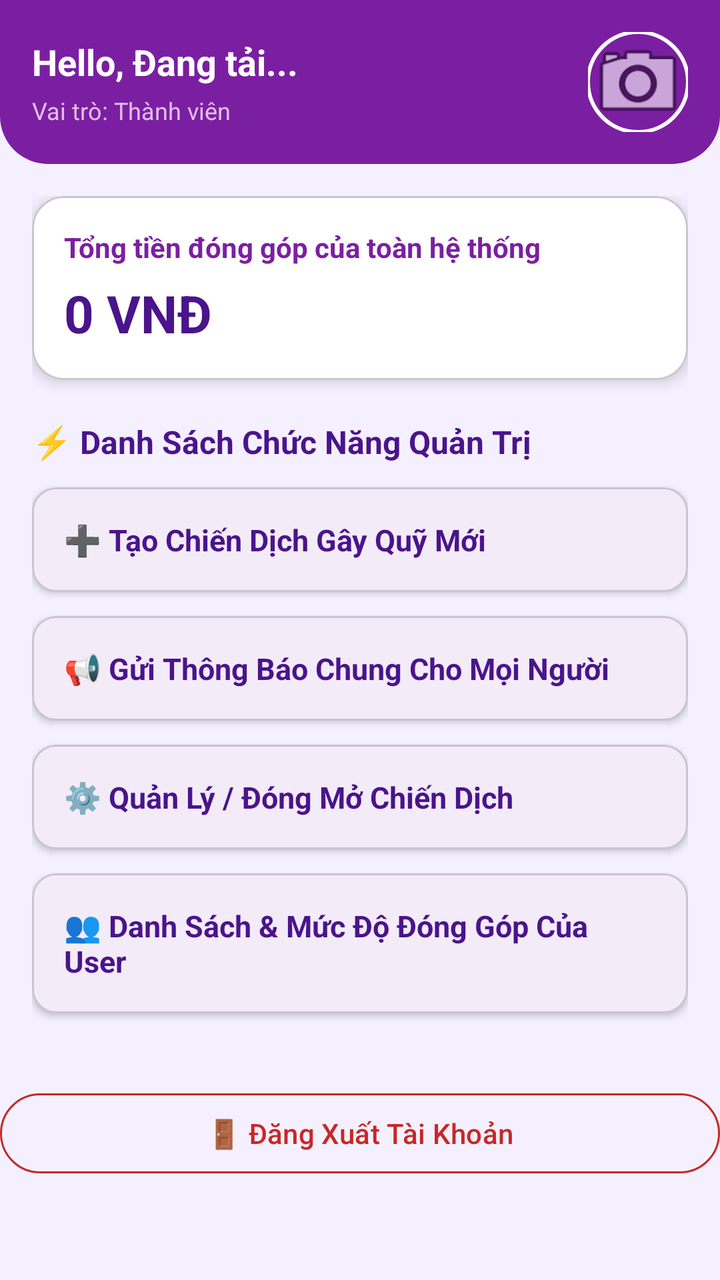
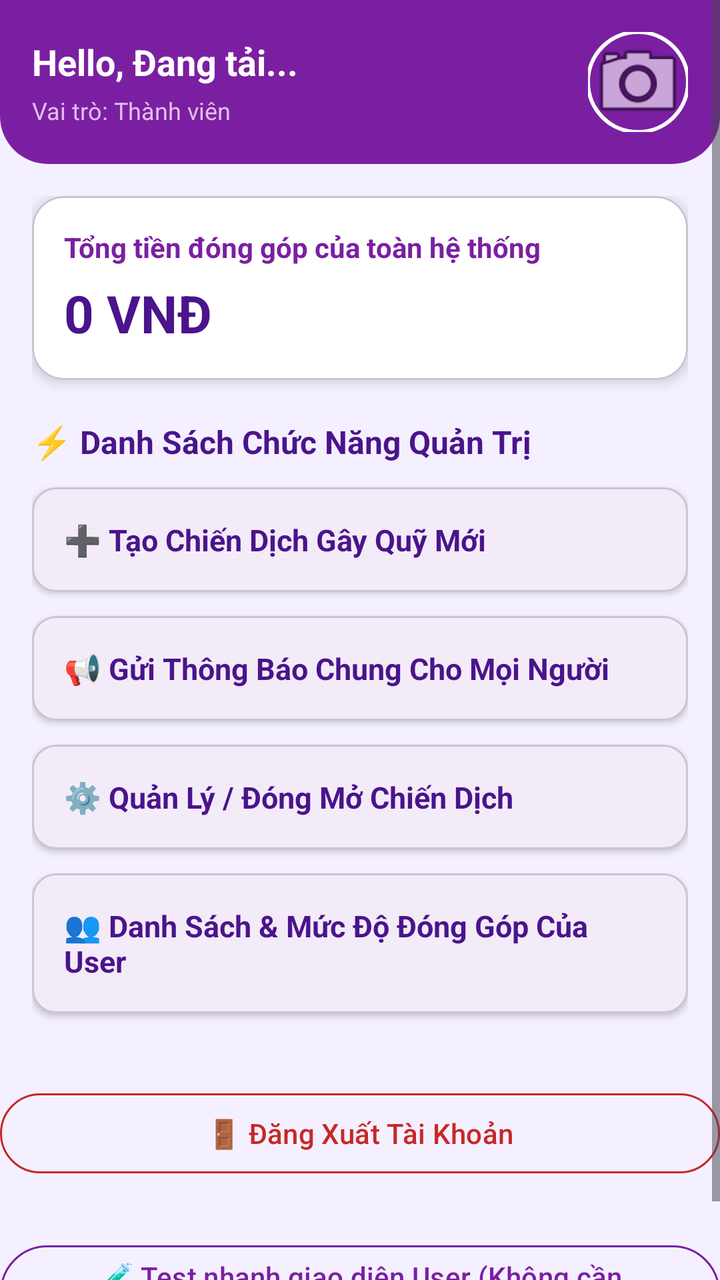

Two renders of the same Android screen: before a commit and after it. Below are the layout's source before the change and the commit's diff.
<!-- AndroidManifest.xml: application theme Theme.Crowdfunding -->
<!-- res/layout/activity_admin.xml -->
<?xml version="1.0" encoding="utf-8"?>
<ScrollView xmlns:android="http://schemas.android.com/apk/res/android"
    xmlns:app="http://schemas.android.com/apk/res-auto"
    android:layout_width="match_parent"
    android:layout_height="match_parent"
    android:background="#F5F0FF">

    <LinearLayout
        android:layout_width="match_parent"
        android:layout_height="wrap_content"
        android:orientation="vertical">

        
        <include
            android:id="@+id/adminHeader"
            layout="@layout/layout_user_header" />

        <LinearLayout
            android:layout_width="match_parent"
            android:layout_height="wrap_content"
            android:orientation="vertical"
            android:padding="16dp">

            
            <com.google.android.material.card.MaterialCardView
                android:layout_width="match_parent"
                android:layout_height="wrap_content"
                android:layout_marginBottom="20dp"
                app:cardBackgroundColor="#FFFFFF"
                app:cardCornerRadius="16dp"
                app:cardElevation="4dp">

                <LinearLayout
                    android:layout_width="match_parent"
                    android:layout_height="wrap_content"
                    android:orientation="vertical"
                    android:padding="16dp">

                    <TextView
                        android:layout_width="wrap_content"
                        android:layout_height="wrap_content"
                        android:text="Tổng tiền đóng góp của toàn hệ thống"
                        android:textColor="#7B1FA2"
                        android:textSize="14sp"
                        android:textStyle="bold" />

                    <TextView
                        android:id="@+id/tvTotalDonations"
                        android:layout_width="wrap_content"
                        android:layout_height="wrap_content"
                        android:layout_marginTop="6dp"
                        android:text="0 VNĐ"
                        android:textColor="#4A148C"
                        android:textSize="26sp"
                        android:textStyle="bold" />
                </LinearLayout>
            </com.google.android.material.card.MaterialCardView>

            <TextView
                android:layout_width="wrap_content"
                android:layout_height="wrap_content"
                android:layout_marginBottom="12dp"
                android:text="⚡ Danh Sách Chức Năng Quản Trị"
                android:textColor="#4A148C"
                android:textSize="16sp"
                android:textStyle="bold" />

            
            <com.google.android.material.card.MaterialCardView
                android:id="@+id/cardCreateCampaignMenu"
                android:layout_width="match_parent"
                android:layout_height="wrap_content"
                android:layout_marginBottom="12dp"
                app:cardCornerRadius="12dp"
                app:cardElevation="2dp">

                <LinearLayout
                    android:layout_width="match_parent"
                    android:layout_height="wrap_content"
                    android:orientation="vertical"
                    android:padding="16dp">

                    <TextView
                        android:layout_width="match_parent"
                        android:layout_height="wrap_content"
                        android:text="➕ Tạo Chiến Dịch Gây Quỹ Mới"
                        android:textColor="#4A148C"
                        android:textSize="15sp"
                        android:textStyle="bold" />

                    
                    <LinearLayout
                        android:id="@+id/layoutCreateCampaignDetail"
                        android:layout_width="match_parent"
                        android:layout_height="wrap_content"
                        android:layout_marginTop="12dp"
                        android:orientation="vertical"
                        android:visibility="gone">

                        <EditText
                            android:id="@+id/etCampaignTitle"
                            android:layout_width="match_parent"
                            android:layout_height="wrap_content"
                            android:layout_marginBottom="8dp"
                            android:hint="Tên chiến dịch"
                            android:textSize="14sp" />

                        <ImageView
                            android:id="@+id/ivCampaignImagePreview"
                            android:layout_width="match_parent"
                            android:layout_height="180dp"
                            android:layout_marginBottom="8dp"
                            android:scaleType="centerCrop"
                            android:background="#E1BEE7"
                            android:src="@android:drawable/ic_menu_gallery"
                            android:contentDescription="Ảnh chiến dịch" />

                        <Button
                            android:id="@+id/btnSelectCampaignImage"
                            style="@style/Widget.Material3.Button.OutlinedButton"
                            android:layout_width="match_parent"
                            android:layout_height="wrap_content"
                            android:layout_marginBottom="12dp"
                            android:text="📷 Chọn ảnh chiến dịch"
                            android:textColor="#7B1FA2" />

                        <EditText
                            android:id="@+id/etTargetAmount"
                            android:layout_width="match_parent"
                            android:layout_height="wrap_content"
                            android:layout_marginBottom="8dp"
                            android:hint="Số tiền mục tiêu (VNĐ)"
                            android:inputType="numberDecimal"
                            android:textSize="14sp" />

                        <EditText
                            android:id="@+id/etDescription"
                            android:layout_width="match_parent"
                            android:layout_height="wrap_content"
                            android:layout_marginBottom="12dp"
                            android:hint="Mô tả chiến dịch"
                            android:textSize="14sp" />

                        <Button
                            android:id="@+id/btnSubmitCreateCampaign"
                            android:layout_width="match_parent"
                            android:layout_height="wrap_content"
                            android:backgroundTint="#7B1FA2"
                            android:text="Phát Hành Chiến Dịch"
                            android:textColor="#FFFFFF" />
                    </LinearLayout>
                </LinearLayout>
            </com.google.android.material.card.MaterialCardView>

            
            <com.google.android.material.card.MaterialCardView
                android:id="@+id/cardBroadcastMenu"
                android:layout_width="match_parent"
                android:layout_height="wrap_content"
                android:layout_marginBottom="12dp"
                app:cardCornerRadius="12dp"
                app:cardElevation="2dp">

                <LinearLayout
                    android:layout_width="match_parent"
                    android:layout_height="wrap_content"
                    android:orientation="vertical"
                    android:padding="16dp">

                    <TextView
                        android:layout_width="match_parent"
                        android:layout_height="wrap_content"
                        android:text="📢 Gửi Thông Báo Chung Cho Mọi Người"
                        android:textColor="#4A148C"
                        android:textSize="15sp"
                        android:textStyle="bold" />

                    
                    <LinearLayout
                        android:id="@+id/layoutBroadcastDetail"
                        android:layout_width="match_parent"
                        android:layout_height="wrap_content"
                        android:layout_marginTop="12dp"
                        android:orientation="vertical"
                        android:visibility="gone">

                        <EditText
                            android:id="@+id/etBroadcastTitle"
                            android:layout_width="match_parent"
                            android:layout_height="wrap_content"
                            android:layout_marginBottom="8dp"
                            android:hint="Tiêu đề thông báo"
                            android:textSize="14sp" />

                        <EditText
                            android:id="@+id/etBroadcastMessage"
                            android:layout_width="match_parent"
                            android:layout_height="wrap_content"
                            android:layout_marginBottom="12dp"
                            android:hint="Nội dung thông báo phát ra toàn hệ thống..."
                            android:textSize="14sp" />

                        <Button
                            android:id="@+id/btnSubmitBroadcast"
                            android:layout_width="match_parent"
                            android:layout_height="wrap_content"
                            android:backgroundTint="#8E24AA"
                            android:text="Phát Thông Báo"
                            android:textColor="#FFFFFF" />
                    </LinearLayout>
                </LinearLayout>
            </com.google.android.material.card.MaterialCardView>

            
            <com.google.android.material.card.MaterialCardView
                android:id="@+id/cardManageCampaignsMenu"
                android:layout_width="match_parent"
                android:layout_height="wrap_content"
                android:layout_marginBottom="12dp"
                app:cardCornerRadius="12dp"
                app:cardElevation="2dp">

                <LinearLayout
                    android:layout_width="match_parent"
                    android:layout_height="wrap_content"
                    android:orientation="vertical"
                    android:padding="16dp">

                    <TextView
                        android:layout_width="match_parent"
                        android:layout_height="wrap_content"
                        android:text="⚙️ Quản Lý / Đóng Mở Chiến Dịch"
                        android:textColor="#4A148C"
                        android:textSize="15sp"
                        android:textStyle="bold" />

                    
                    <LinearLayout
                        android:id="@+id/layoutManageCampaignsDetail"
                        android:layout_width="match_parent"
                        android:layout_height="wrap_content"
                        android:layout_marginTop="12dp"
                        android:orientation="vertical"
                        android:visibility="gone">

                        <TextView
                            android:layout_width="match_parent"
                            android:layout_height="wrap_content"
                            android:layout_marginBottom="8dp"
                            android:text="Chạm vào chiến dịch để thay đổi trạng thái hoạt động:"
                            android:textColor="#666666"
                            android:textSize="12sp" />

                        <androidx.recyclerview.widget.RecyclerView
                            android:id="@+id/rvAdminManageCampaigns"
                            android:layout_width="match_parent"
                            android:layout_height="220dp"
                            android:clipToPadding="false" />
                    </LinearLayout>
                </LinearLayout>
            </com.google.android.material.card.MaterialCardView>

            
            <com.google.android.material.card.MaterialCardView
                android:id="@+id/cardDonatorsMenu"
                android:layout_width="match_parent"
                android:layout_height="wrap_content"
                android:layout_marginBottom="12dp"
                app:cardCornerRadius="12dp"
                app:cardElevation="2dp">

                <LinearLayout
                    android:layout_width="match_parent"
                    android:layout_height="wrap_content"
                    android:orientation="vertical"
                    android:padding="16dp">

                    <TextView
                        android:layout_width="match_parent"
                        android:layout_height="wrap_content"
                        android:text="👥 Danh Sách &amp; Mức Độ Đóng Góp Của User"
                        android:textColor="#4A148C"
                        android:textSize="15sp"
                        android:textStyle="bold" />

                    
                    <LinearLayout
                        android:id="@+id/layoutDonatorsDetail"
                        android:layout_width="match_parent"
                        android:layout_height="wrap_content"
                        android:layout_marginTop="12dp"
                        android:orientation="vertical"
                        android:visibility="gone">

                        <androidx.recyclerview.widget.RecyclerView
                            android:id="@+id/rvAdminDonations"
                            android:layout_width="match_parent"
                            android:layout_height="260dp"
                            android:clipToPadding="false"
                            android:scrollbars="vertical" />

                    </LinearLayout>
                </LinearLayout>
            </com.google.android.material.card.MaterialCardView>

        </LinearLayout>

        
        <Button
            android:id="@+id/btnLogoutAdmin"
            style="@style/Widget.Material3.Button.OutlinedButton"
            android:layout_width="match_parent"
            android:layout_height="wrap_content"
            android:layout_marginTop="8dp"
            android:layout_marginBottom="24dp"
            android:text="🚪 Đăng Xuất Tài Khoản"
            android:textColor="#C62828"
            app:strokeColor="#C62828" />
    </LinearLayout>
</ScrollView>
<!-- res/layout/layout_user_header.xml (included above) -->
<?xml version="1.0" encoding="utf-8"?>
<LinearLayout xmlns:android="http://schemas.android.com/apk/res/android"
    xmlns:app="http://schemas.android.com/apk/res-auto"
    android:layout_width="match_parent"
    android:layout_height="wrap_content"
    android:background="@drawable/bg_purple_header"
    android:gravity="center_vertical"
    android:orientation="horizontal"
    android:padding="16dp">

    <LinearLayout
        android:layout_width="0dp"
        android:layout_height="wrap_content"
        android:layout_weight="1"
        android:orientation="vertical">

        <TextView
            android:id="@+id/tvHelloUser"
            android:layout_width="wrap_content"
            android:layout_height="wrap_content"
            android:text="Hello, Đang tải..."
            android:textColor="#FFFFFF"
            android:textSize="18sp"
            android:textStyle="bold" />

        <TextView
            android:id="@+id/tvUserRoleBadge"
            android:layout_width="wrap_content"
            android:layout_height="wrap_content"
            android:layout_marginTop="4dp"
            android:text="Vai trò: Thành viên"
            android:textColor="#E1BEE7"
            android:textSize="12sp" />
    </LinearLayout>

    
    <com.google.android.material.imageview.ShapeableImageView
        android:id="@+id/ivUserAvatar"
        android:layout_width="50dp"
        android:layout_height="50dp"
        android:clickable="true"
        android:focusable="true"
        android:scaleType="centerCrop"
        android:src="@android:drawable/ic_menu_camera"
        app:shapeAppearanceOverlay="@style/ShapeAppearance.Material3.Corner.Full"
        app:strokeColor="#FFFFFF"
        app:strokeWidth="2dp" />

</LinearLayout>
<!-- resources referenced by this layout -->
<resources>
  <!-- drawable bg_purple_header (drawable) -->
  <?xml version="1.0" encoding="utf-8"?>
  <shape xmlns:android="http://schemas.android.com/apk/res/android"
      android:shape="rectangle">
  
      
      <solid android:color="#7B1FA2" />
  
      
      <corners
          android:bottomLeftRadius="24dp"
          android:bottomRightRadius="24dp" />
  </shape>
  <style name="Theme.Crowdfunding" parent="Base.Theme.Crowdfunding" />
  <style name="Base.Theme.Crowdfunding" parent="Theme.Material3.DayNight.NoActionBar">
          
          
      </style>
</resources>

<!-- the commit's change to res/layout/activity_admin.xml (unified diff, before → after) -->
@@ -316,6 +316,17 @@
             android:text="🚪 Đăng Xuất Tài Khoản"
             android:textColor="#C62828"
             app:strokeColor="#C62828" />
+        
+        <Button
+            android:id="@+id/btnQuickTestUser"
+            style="@style/Widget.Material3.Button.OutlinedButton"
+            android:layout_width="match_parent"
+            android:layout_height="wrap_content"
+            android:layout_marginTop="4dp"
+            android:layout_marginBottom="8dp"
+            android:text="🧪 Test nhanh giao diện User (Không cần Logout)"
+            android:textColor="#7B1FA2"
+            app:strokeColor="#7B1FA2" />
     </LinearLayout>
 </ScrollView>
 <!-- res/layout/layout_user_header.xml (included above) -->
